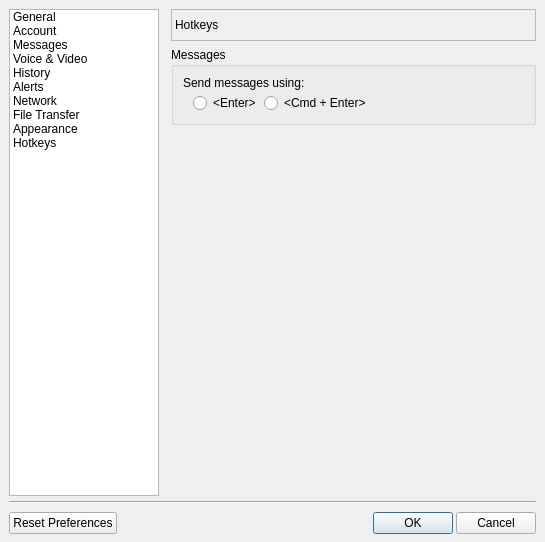
First picture: the form in sources/aformsettings.ui, repository murtisoft/lnmsgr, before the edit.
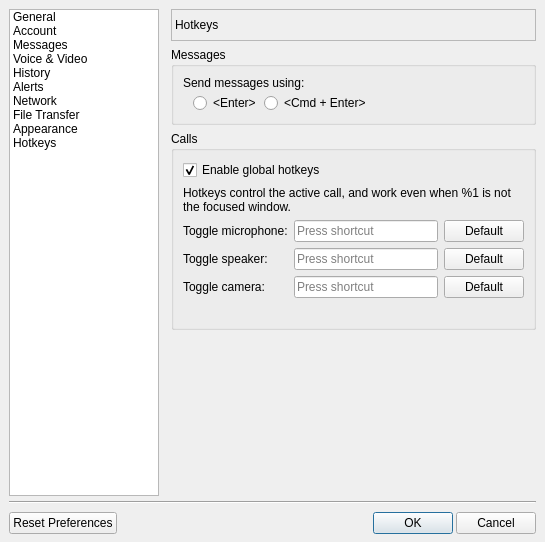
Second picture: the form after the edit. The open tabs and pages were chosen to show the change.

Commit message: Global hotkeys for voice calls

What changed in the file:
```diff
--- a/sources/aformsettings.ui
+++ b/sources/aformsettings.ui
@@ -2356,6 +2356,114 @@
            </layout>
           </widget>
          </item>
+         <item>
+          <widget class="QGroupBox" name="grpCallHotkeys">
+           <property name="title">
+            <string>Calls</string>
+           </property>
+           <layout class="QVBoxLayout" name="verticalLayout_callhotkeys">
+            <item>
+             <widget class="QCheckBox" name="chkGlobalHotkeys">
+              <property name="text">
+               <string>Enable global hotkeys</string>
+              </property>
+              <property name="checked">
+               <bool>true</bool>
+              </property>
+             </widget>
+            </item>
+            <item>
+             <widget class="QLabel" name="lblHotkeyDesc">
+              <property name="text">
+               <string>Hotkeys control the active call, and work even when %1 is not the focused window.</string>
+              </property>
+              <property name="wordWrap">
+               <bool>true</bool>
+              </property>
+             </widget>
+            </item>
+            <item>
+             <widget class="QWidget" name="wdgCallHotkeys" native="true">
+              <layout class="QGridLayout" name="gridLayout_callhotkeys" columnstretch="0,1,0">
+               <property name="leftMargin">
+                <number>0</number>
+               </property>
+               <property name="topMargin">
+                <number>0</number>
+               </property>
+               <property name="rightMargin">
+                <number>0</number>
+               </property>
+               <property name="bottomMargin">
+                <number>0</number>
+               </property>
+               <item row="0" column="0">
+                <widget class="QLabel" name="lblMicHotkey">
+                 <property name="text">
+                  <string>Toggle microphone:</string>
+                 </property>
+                </widget>
+               </item>
+               <item row="0" column="1">
+                <widget class="QKeySequenceEdit" name="keyMicHotkey"/>
+               </item>
+               <item row="0" column="2">
+                <widget class="QPushButton" name="btnMicHotkeyDefault">
+                 <property name="text">
+                  <string>Default</string>
+                 </property>
+                </widget>
+               </item>
+               <item row="1" column="0">
+                <widget class="QLabel" name="lblSpeakerHotkey">
+                 <property name="text">
+                  <string>Toggle speaker:</string>
+                 </property>
+                </widget>
+               </item>
+               <item row="1" column="1">
+                <widget class="QKeySequenceEdit" name="keySpeakerHotkey"/>
+               </item>
+               <item row="1" column="2">
+                <widget class="QPushButton" name="btnSpeakerHotkeyDefault">
+                 <property name="text">
+                  <string>Default</string>
+                 </property>
+                </widget>
+               </item>
+               <item row="2" column="0">
+                <widget class="QLabel" name="lblCameraHotkey">
+                 <property name="text">
+                  <string>Toggle camera:</string>
+                 </property>
+                </widget>
+               </item>
+               <item row="2" column="1">
+                <widget class="QKeySequenceEdit" name="keyCameraHotkey"/>
+               </item>
+               <item row="2" column="2">
+                <widget class="QPushButton" name="btnCameraHotkeyDefault">
+                 <property name="text">
+                  <string>Default</string>
+                 </property>
+                </widget>
+               </item>
+              </layout>
+             </widget>
+            </item>
+            <item>
+             <widget class="QLabel" name="lblHotkeyWarning">
+              <property name="text">
+               <string/>
+              </property>
+              <property name="wordWrap">
+               <bool>true</bool>
+              </property>
+             </widget>
+            </item>
+           </layout>
+          </widget>
+         </item>
          <item>
           <spacer name="verticalSpacer_10">
            <property name="orientation">
```
Left out of the diff: 2 changed lines with no effect on the pictures. The commit also changes 11 other files.
